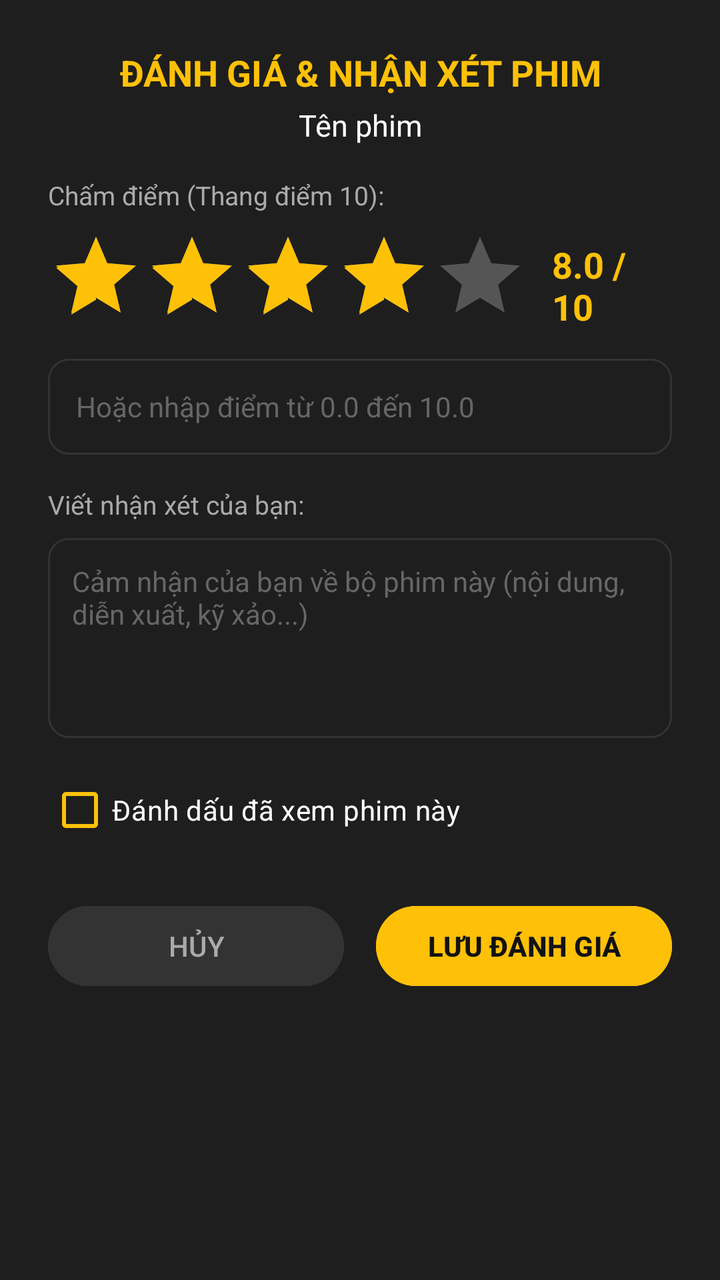
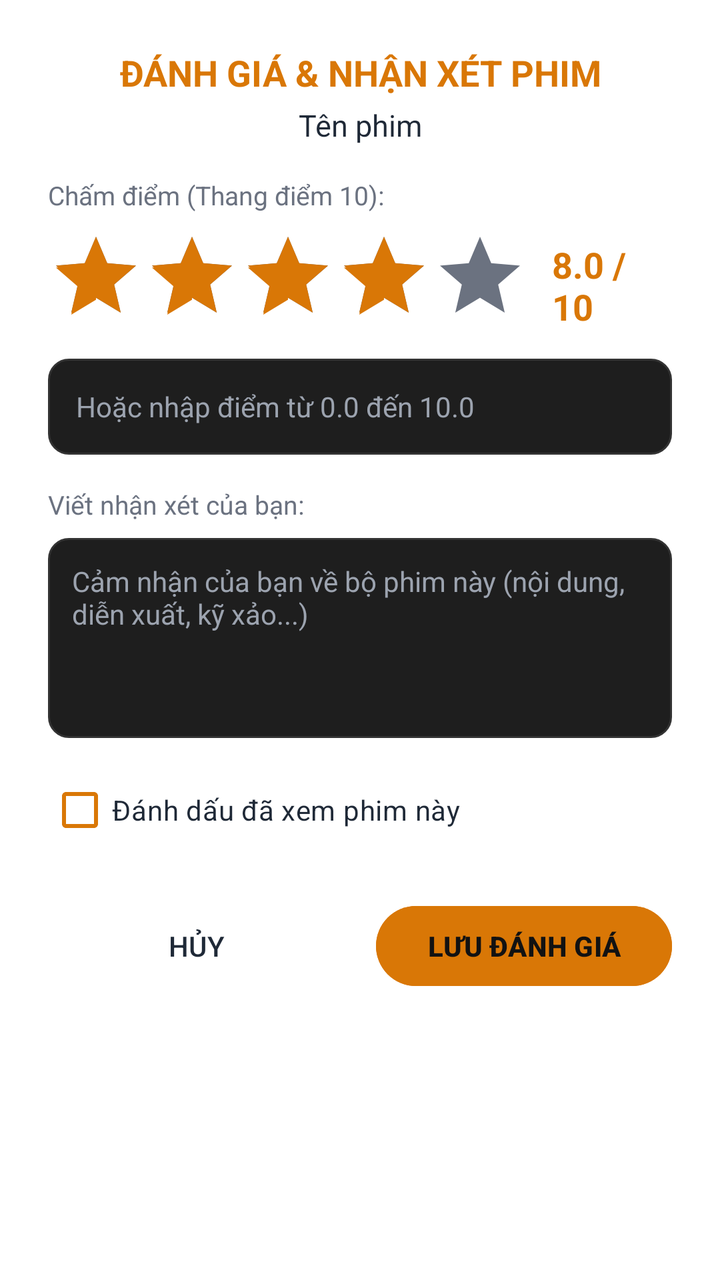

An Android layout rendered at two revisions. The XML below is the earlier revision; the diff shows what the commit changed to produce the second picture.
<!-- AndroidManifest.xml: application theme Theme.QuanliPhim -->
<!-- res/layout/dialog_rating_review.xml -->
<?xml version="1.0" encoding="utf-8"?>
<LinearLayout xmlns:android="http://schemas.android.com/apk/res/android"
    android:layout_width="match_parent"
    android:layout_height="wrap_content"
    android:orientation="vertical"
    android:background="#1E1E1E"
    android:padding="24dp">

    <TextView
        android:id="@+id/tvDialogTitle"
        android:layout_width="match_parent"
        android:layout_height="wrap_content"
        android:text="ĐÁNH GIÁ &amp; NHẬN XÉT PHIM"
        android:textColor="#FFC107"
        android:textSize="18sp"
        android:textStyle="bold"
        android:gravity="center"/>

    <TextView
        android:id="@+id/tvMovieNameHeader"
        android:layout_width="match_parent"
        android:layout_height="wrap_content"
        android:text="Tên phim"
        android:textColor="#FFFFFF"
        android:textSize="15sp"
        android:gravity="center"
        android:layout_marginTop="4dp"
        android:layout_marginBottom="16dp"/>

    
    <TextView
        android:layout_width="wrap_content"
        android:layout_height="wrap_content"
        android:text="Chấm điểm (Thang điểm 10):"
        android:textColor="#AAAAAA"
        android:textSize="13sp"/>

    <LinearLayout
        android:layout_width="match_parent"
        android:layout_height="wrap_content"
        android:orientation="horizontal"
        android:gravity="center_vertical"
        android:layout_marginTop="8dp">

        <RatingBar
            android:id="@+id/ratingBar"
            android:layout_width="wrap_content"
            android:layout_height="wrap_content"
            android:numStars="5"
            android:stepSize="0.5"
            android:rating="4.0"
            android:progressTint="#FFC107"
            android:progressBackgroundTint="#555555"
            android:secondaryProgressTint="#FFC107"/>

        <TextView
            android:id="@+id/tvScoreDisplay"
            android:layout_width="wrap_content"
            android:layout_height="wrap_content"
            android:layout_marginStart="12dp"
            android:text="8.0 / 10"
            android:textColor="#FFC107"
            android:textSize="18sp"
            android:textStyle="bold"/>
    </LinearLayout>

    <EditText
        android:id="@+id/edtScoreValue"
        android:layout_width="match_parent"
        android:layout_height="48dp"
        android:layout_marginTop="8dp"
        android:background="@drawable/bg_edittext"
        android:hint="Hoặc nhập điểm từ 0.0 đến 10.0"
        android:textColorHint="#666666"
        android:textColor="#FFFFFF"
        android:inputType="numberDecimal"
        android:paddingHorizontal="14dp"
        android:textSize="14sp"/>

    
    <TextView
        android:layout_width="wrap_content"
        android:layout_height="wrap_content"
        android:text="Viết nhận xét của bạn:"
        android:textColor="#AAAAAA"
        android:textSize="13sp"
        android:layout_marginTop="16dp"/>

    <EditText
        android:id="@+id/edtReviewComment"
        android:layout_width="match_parent"
        android:layout_height="100dp"
        android:layout_marginTop="8dp"
        android:background="@drawable/bg_edittext"
        android:gravity="top|start"
        android:hint="Cảm nhận của bạn về bộ phim này (nội dung, diễn xuất, kỹ xảo...)"
        android:textColorHint="#666666"
        android:textColor="#FFFFFF"
        android:inputType="textMultiLine"
        android:padding="12dp"
        android:textSize="14sp"/>

    <CheckBox
        android:id="@+id/cbMarkWatched"
        android:layout_width="wrap_content"
        android:layout_height="wrap_content"
        android:layout_marginTop="12dp"
        android:text="Đánh dấu đã xem phim này"
        android:textColor="#FFFFFF"
        android:buttonTint="#FFC107"
        android:checked="true"/>

    
    <LinearLayout
        android:layout_width="match_parent"
        android:layout_height="wrap_content"
        android:orientation="horizontal"
        android:layout_marginTop="20dp">

        <Button
            android:id="@+id/btnCancelRating"
            android:layout_width="0dp"
            android:layout_height="48dp"
            android:layout_weight="1"
            android:text="HỦY"
            android:textColor="#AAAAAA"
            android:backgroundTint="#333333"
            android:layout_marginEnd="8dp"/>

        <Button
            android:id="@+id/btnSaveRating"
            android:layout_width="0dp"
            android:layout_height="48dp"
            android:layout_weight="1"
            android:text="LƯU ĐÁNH GIÁ"
            android:textColor="#121212"
            android:textStyle="bold"
            android:backgroundTint="#FFC107"
            android:layout_marginStart="8dp"/>
    </LinearLayout>
</LinearLayout>
<!-- resources referenced by this layout -->
<resources>
  <!-- drawable bg_edittext (drawable) -->
  <?xml version="1.0" encoding="utf-8"?>
  <shape xmlns:android="http://schemas.android.com/apk/res/android">
      <solid android:color="#1E1E1E"/>
      <corners android:radius="10dp"/>
      <stroke
          android:width="1dp"
          android:color="#333333"/>
  </shape>
  <style name="Theme.QuanliPhim" parent="Base.Theme.QuanliPhim" />
  <style name="Base.Theme.QuanliPhim" parent="Theme.Material3.DayNight.NoActionBar">
          
          
      </style>
</resources>

<!-- the commit's change to res/layout/dialog_rating_review.xml (unified diff, before → after) -->
@@ -3,7 +3,7 @@
     android:layout_width="match_parent"
     android:layout_height="wrap_content"
     android:orientation="vertical"
-    android:background="#1E1E1E"
+    android:background="@color/bg_card"
     android:padding="24dp">
 
     <TextView
@@ -11,7 +11,7 @@
         android:layout_width="match_parent"
         android:layout_height="wrap_content"
         android:text="ĐÁNH GIÁ &amp; NHẬN XÉT PHIM"
-        android:textColor="#FFC107"
+        android:textColor="@color/accent_gold"
         android:textSize="18sp"
         android:textStyle="bold"
         android:gravity="center"/>
@@ -21,7 +21,7 @@
         android:layout_width="match_parent"
         android:layout_height="wrap_content"
         android:text="Tên phim"
-        android:textColor="#FFFFFF"
+        android:textColor="@color/text_primary"
         android:textSize="15sp"
         android:gravity="center"
         android:layout_marginTop="4dp"
@@ -32,7 +32,7 @@
         android:layout_width="wrap_content"
         android:layout_height="wrap_content"
         android:text="Chấm điểm (Thang điểm 10):"
-        android:textColor="#AAAAAA"
+        android:textColor="@color/text_sub"
         android:textSize="13sp"/>
 
     <LinearLayout
@@ -49,9 +49,9 @@
             android:numStars="5"
             android:stepSize="0.5"
             android:rating="4.0"
-            android:progressTint="#FFC107"
-            android:progressBackgroundTint="#555555"
-            android:secondaryProgressTint="#FFC107"/>
+            android:progressTint="@color/accent_gold"
+            android:progressBackgroundTint="@color/text_sub"
+            android:secondaryProgressTint="@color/accent_gold"/>
 
         <TextView
             android:id="@+id/tvScoreDisplay"
@@ -59,7 +59,7 @@
             android:layout_height="wrap_content"
             android:layout_marginStart="12dp"
             android:text="8.0 / 10"
-            android:textColor="#FFC107"
+            android:textColor="@color/accent_gold"
             android:textSize="18sp"
             android:textStyle="bold"/>
     </LinearLayout>
@@ -71,8 +71,8 @@
         android:layout_marginTop="8dp"
         android:background="@drawable/bg_edittext"
         android:hint="Hoặc nhập điểm từ 0.0 đến 10.0"
-        android:textColorHint="#666666"
-        android:textColor="#FFFFFF"
+        android:textColorHint="@color/text_hint"
+        android:textColor="@color/text_primary"
         android:inputType="numberDecimal"
         android:paddingHorizontal="14dp"
         android:textSize="14sp"/>
@@ -82,7 +82,7 @@
         android:layout_width="wrap_content"
         android:layout_height="wrap_content"
         android:text="Viết nhận xét của bạn:"
-        android:textColor="#AAAAAA"
+        android:textColor="@color/text_sub"
         android:textSize="13sp"
         android:layout_marginTop="16dp"/>
 
@@ -94,8 +94,8 @@
         android:background="@drawable/bg_edittext"
         android:gravity="top|start"
         android:hint="Cảm nhận của bạn về bộ phim này (nội dung, diễn xuất, kỹ xảo...)"
-        android:textColorHint="#666666"
-        android:textColor="#FFFFFF"
+        android:textColorHint="@color/text_hint"
+        android:textColor="@color/text_primary"
         android:inputType="textMultiLine"
         android:padding="12dp"
         android:textSize="14sp"/>
@@ -106,8 +106,8 @@
         android:layout_height="wrap_content"
         android:layout_marginTop="12dp"
         android:text="Đánh dấu đã xem phim này"
-        android:textColor="#FFFFFF"
-        android:buttonTint="#FFC107"
+        android:textColor="@color/text_primary"
+        android:buttonTint="@color/accent_gold"
         android:checked="true"/>
 
     
@@ -123,8 +123,8 @@
             android:layout_height="48dp"
             android:layout_weight="1"
             android:text="HỦY"
-            android:textColor="#AAAAAA"
-            android:backgroundTint="#333333"
+            android:textColor="@color/text_primary"
+            android:backgroundTint="@color/bg_card"
             android:layout_marginEnd="8dp"/>
 
         <Button
@@ -135,7 +135,7 @@
             android:text="LƯU ĐÁNH GIÁ"
             android:textColor="#121212"
             android:textStyle="bold"
-            android:backgroundTint="#FFC107"
+            android:backgroundTint="@color/accent_gold"
             android:layout_marginStart="8dp"/>
     </LinearLayout>
 </LinearLayout>
<!-- resource entries referenced after the edit -->
@@ -1,5 +1,10 @@
 <!-- resources referenced by this layout -->
 <resources>
+  <color name="accent_gold">#D97706</color>
+  <color name="bg_card">#FFFFFF</color>
+  <color name="text_hint">#9CA3AF</color>
+  <color name="text_primary">#1F2937</color>
+  <color name="text_sub">#6B7280</color>
   <!-- drawable bg_edittext (drawable) -->
   <?xml version="1.0" encoding="utf-8"?>
   <shape xmlns:android="http://schemas.android.com/apk/res/android">
